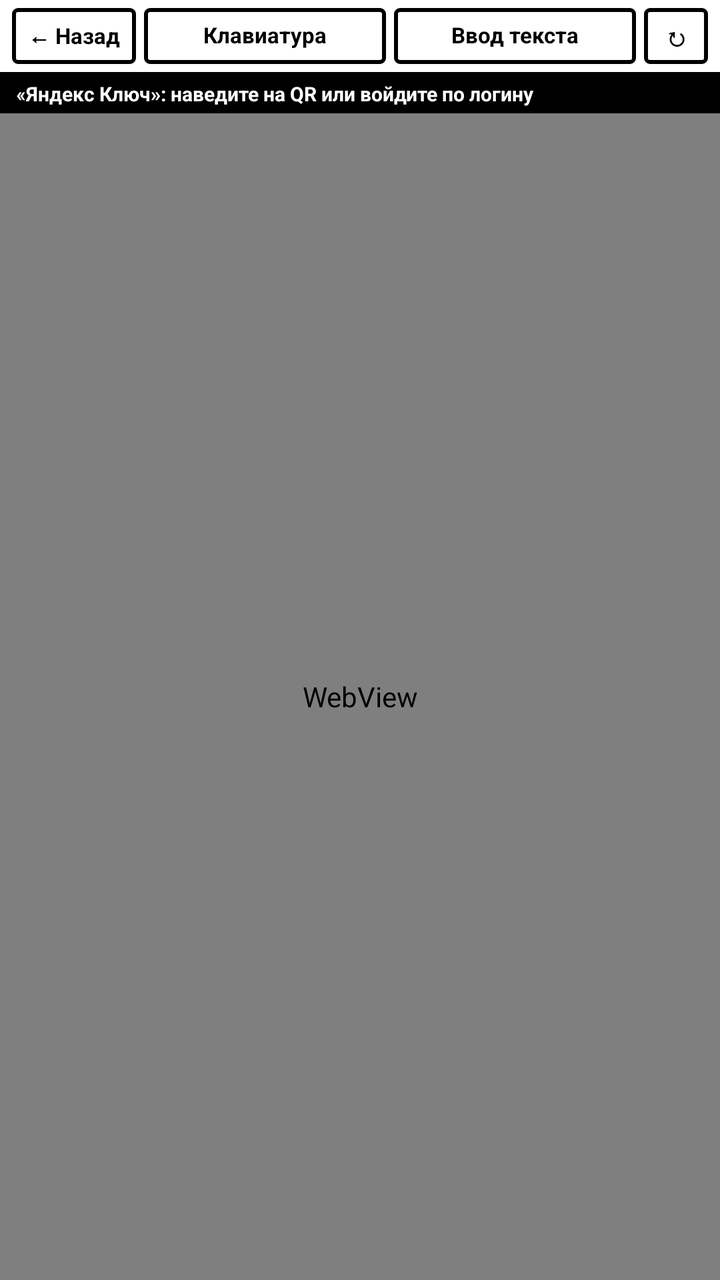
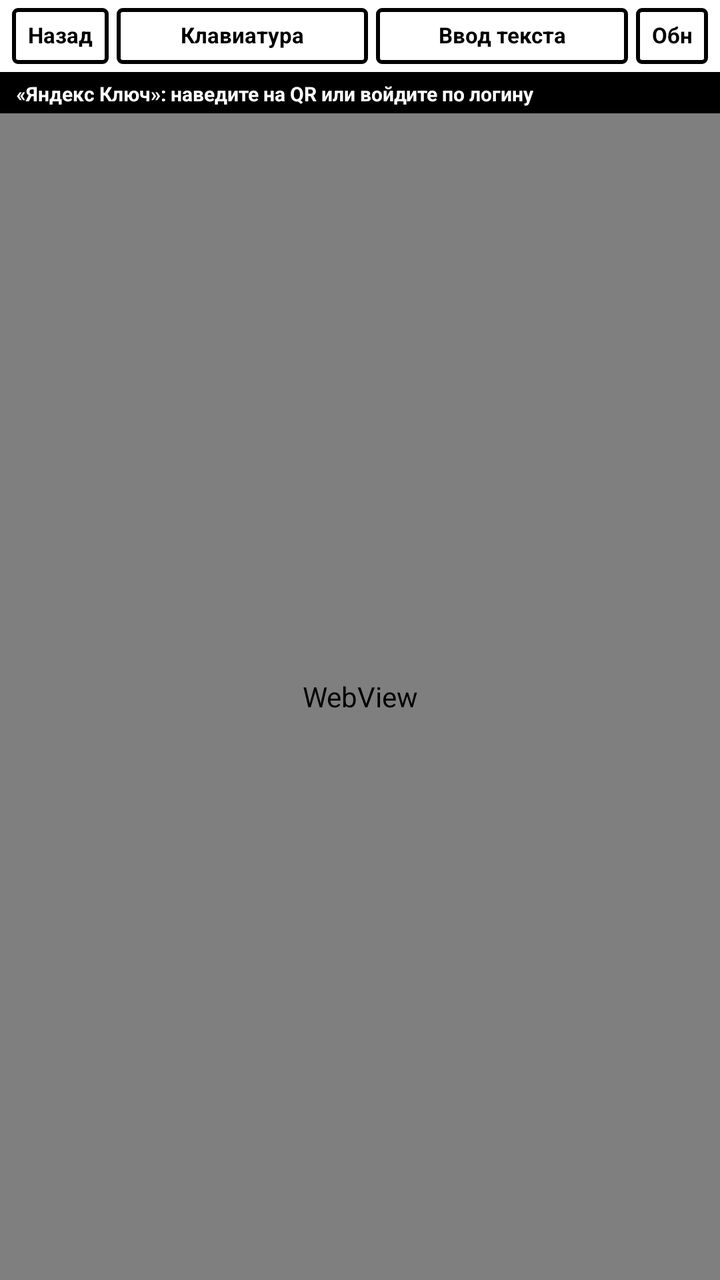

Before-and-after screenshots of an Android layout around one commit, followed by the original layout XML and the change that was made.
<!-- AndroidManifest.xml: application theme Theme.EInk -->
<!-- res/layout/activity_auth_webview.xml -->
<?xml version="1.0" encoding="utf-8"?>
<LinearLayout xmlns:android="http://schemas.android.com/apk/res/android"
    android:layout_width="match_parent"
    android:layout_height="match_parent"
    android:orientation="vertical"
    android:background="@color/eink_white">

    
    <LinearLayout
        android:layout_width="match_parent"
        android:layout_height="36dp"
        android:orientation="horizontal"
        android:gravity="center_vertical"
        android:paddingLeft="6dp"
        android:paddingRight="6dp"
        android:paddingTop="3dp"
        android:paddingBottom="3dp"
        android:background="@color/eink_white">

        <Button
            android:id="@+id/btn_close_webview"
            android:layout_width="wrap_content"
            android:layout_height="28dp"
            android:minHeight="0dp"
            android:minWidth="0dp"
            android:text="← Назад"
            android:textSize="11sp"
            android:textStyle="bold"
            android:textColor="@color/eink_black"
            android:background="@drawable/btn_eink"
            android:includeFontPadding="false"
            android:paddingLeft="8dp"
            android:paddingRight="8dp"
            android:paddingTop="2dp"
            android:paddingBottom="2dp" />

        <Button
            android:id="@+id/btn_open_keyboard"
            android:layout_width="0dp"
            android:layout_weight="1"
            android:layout_height="28dp"
            android:minHeight="0dp"
            android:minWidth="0dp"
            android:text="Клавиатура"
            android:textSize="11sp"
            android:textStyle="bold"
            android:textColor="@color/eink_black"
            android:background="@drawable/btn_eink"
            android:includeFontPadding="false"
            android:paddingLeft="6dp"
            android:paddingRight="6dp"
            android:paddingTop="2dp"
            android:paddingBottom="2dp"
            android:layout_marginLeft="4dp"
            android:layout_marginRight="4dp" />

        <Button
            android:id="@+id/btn_native_input"
            android:layout_width="0dp"
            android:layout_weight="1"
            android:layout_height="28dp"
            android:minHeight="0dp"
            android:minWidth="0dp"
            android:text="Ввод текста"
            android:textSize="11sp"
            android:textStyle="bold"
            android:textColor="@color/eink_black"
            android:background="@drawable/btn_eink"
            android:includeFontPadding="false"
            android:paddingLeft="6dp"
            android:paddingRight="6dp"
            android:paddingTop="2dp"
            android:paddingBottom="2dp"
            android:layout_marginRight="4dp" />

        <Button
            android:id="@+id/btn_reload_webview"
            android:layout_width="32dp"
            android:layout_height="28dp"
            android:minHeight="0dp"
            android:minWidth="0dp"
            android:text="↻"
            android:textSize="13sp"
            android:textStyle="bold"
            android:textColor="@color/eink_black"
            android:background="@drawable/btn_eink"
            android:includeFontPadding="false"
            android:padding="0dp" />

    </LinearLayout>

    <View
        android:layout_width="match_parent"
        android:layout_height="1dp"
        android:background="@color/eink_black" />

    
    <TextView
        android:id="@+id/auth_webview_tip"
        android:layout_width="match_parent"
        android:layout_height="wrap_content"
        android:background="@color/eink_black"
        android:textColor="@color/eink_white"
        android:textSize="10sp"
        android:textStyle="bold"
        android:paddingLeft="8dp"
        android:paddingRight="8dp"
        android:paddingTop="3dp"
        android:paddingBottom="3dp"
        android:gravity="center_vertical"
        android:text="«Яндекс Ключ»: наведите на QR или войдите по логину"
        android:singleLine="true"
        android:ellipsize="end" />

    <FrameLayout
        android:layout_width="match_parent"
        android:layout_height="0dp"
        android:layout_weight="1">

        <WebView
            android:id="@+id/auth_webview"
            android:layout_width="match_parent"
            android:layout_height="match_parent" />

        <ProgressBar
            android:id="@+id/webview_progress"
            style="?android:attr/progressBarStyleHorizontal"
            android:layout_width="match_parent"
            android:layout_height="3dp"
            android:max="100"
            android:visibility="gone" />

    </FrameLayout>

</LinearLayout>
<!-- resources referenced by this layout -->
<resources>
  <color name="eink_black">#000000</color>
  <color name="eink_white">#FFFFFF</color>
  <!-- drawable btn_eink (drawable) -->
  <?xml version="1.0" encoding="utf-8"?>
  <selector xmlns:android="http://schemas.android.com/apk/res/android">
      <item android:state_pressed="true">
          <shape android:shape="rectangle">
              <solid android:color="#000000" />
              <stroke android:width="2dp" android:color="#000000" />
              <corners android:radius="2dp" />
          </shape>
      </item>
      <item>
          <shape android:shape="rectangle">
              <solid android:color="#FFFFFF" />
              <stroke android:width="2dp" android:color="#000000" />
              <corners android:radius="2dp" />
          </shape>
      </item>
  </selector>
  <style name="Theme.EInk" parent="android:Theme.Holo.Light.NoActionBar">
          <item name="android:windowBackground">@color/eink_white</item>
          <item name="android:colorBackground">@color/eink_white</item>
          <item name="android:textColorPrimary">@color/eink_black</item>
          <item name="android:windowAnimationStyle">@style/Animation.EInk.NoAnimation</item>
      </style>
  <style name="Animation.EInk.NoAnimation" parent="android:Animation">
          <item name="android:windowEnterAnimation">@null</item>
          <item name="android:windowExitAnimation">@null</item>
          <item name="android:activityOpenEnterAnimation">@null</item>
          <item name="android:activityOpenExitAnimation">@null</item>
          <item name="android:activityCloseEnterAnimation">@null</item>
          <item name="android:activityCloseExitAnimation">@null</item>
      </style>
</resources>

<!-- the commit's change to res/layout/activity_auth_webview.xml (unified diff, before → after) -->
@@ -23,7 +23,7 @@
             android:layout_height="28dp"
             android:minHeight="0dp"
             android:minWidth="0dp"
-            android:text="← Назад"
+            android:text="Назад"
             android:textSize="11sp"
             android:textStyle="bold"
             android:textColor="@color/eink_black"
@@ -75,12 +75,12 @@
 
         <Button
             android:id="@+id/btn_reload_webview"
-            android:layout_width="32dp"
+            android:layout_width="36dp"
             android:layout_height="28dp"
             android:minHeight="0dp"
             android:minWidth="0dp"
-            android:text="↻"
-            android:textSize="13sp"
+            android:text="Обн"
+            android:textSize="11sp"
             android:textStyle="bold"
             android:textColor="@color/eink_black"
             android:background="@drawable/btn_eink"
